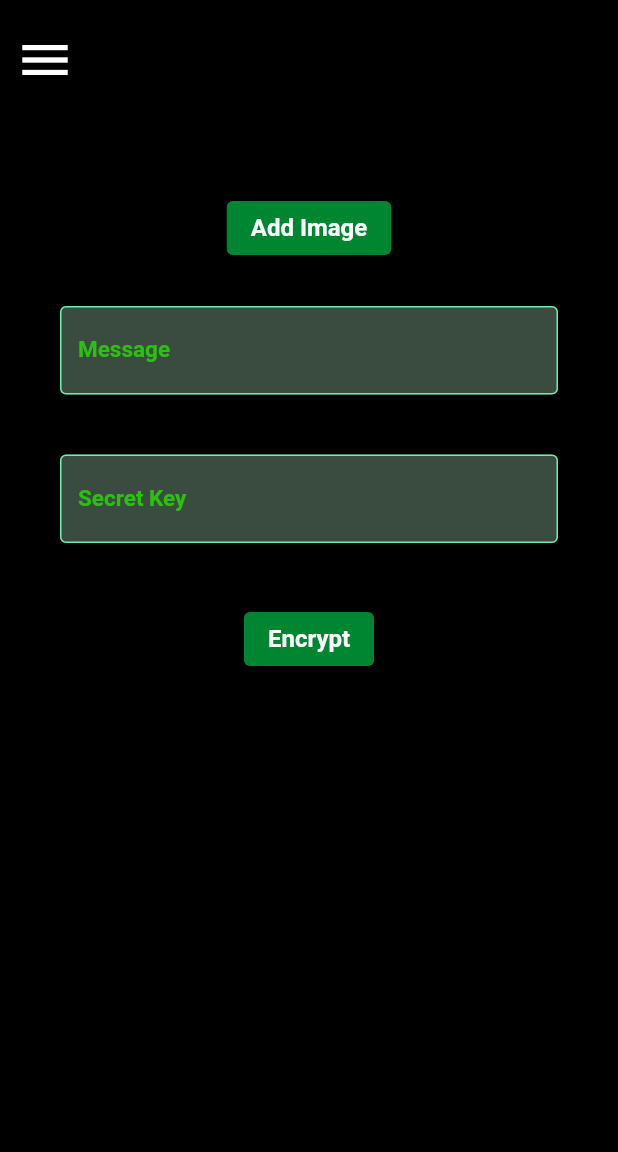
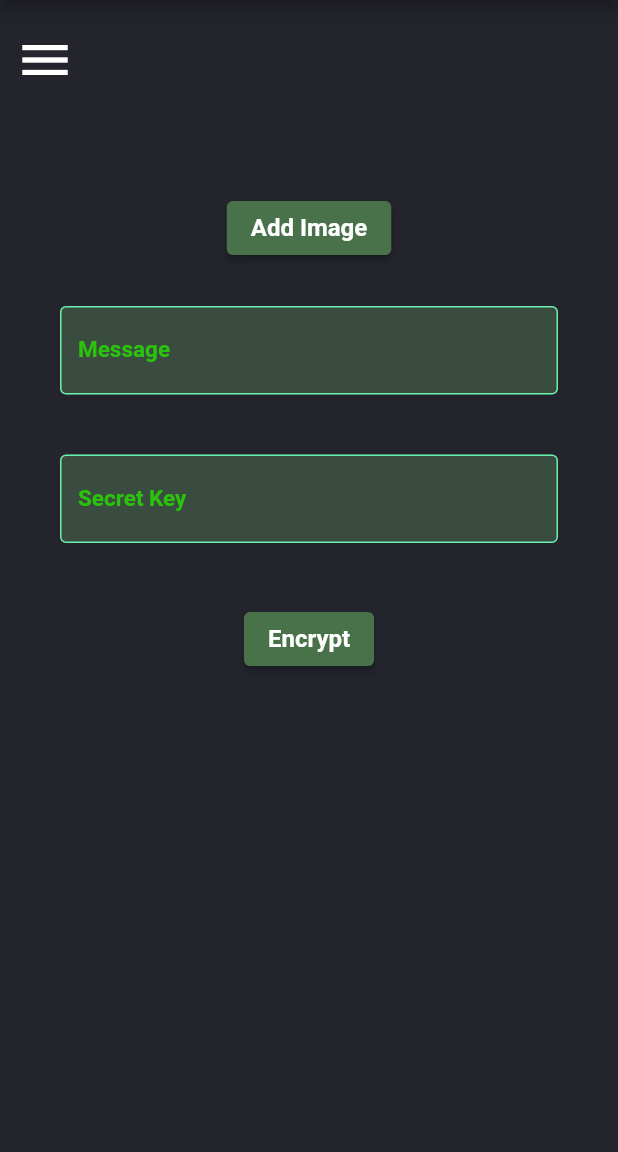
Before and after one commit to HimaFasmy/militTransfer1, a Flutter app: the SelectionPage screen opened directly, after a tap on "Encode", on a phone screen of 412 x 824 dp, the part 84-1236 px from its top. Run offline on Flutter 3.47's test engine with Material 2 defaults, Android fonts, the phone set to English and light mode, and no system bars; our stand-ins replace image_picker; Roboto replaces fonts that are missing (fira code).

Commit message:
commit user app

```diff
--- /dev/null
+++ b/User_App/milit_transfer/lib/colors/colors.dart
@@ -0,0 +1,11 @@
+import 'dart:ui';
+
+class AppColor {
+  static final Color backroundColor = const Color(0xFF23242C);
+  static final Color buttonTextColor = const Color(0xFFFFFFFF);
+  static final Color buttonColor = const Color(0xFF49724A);
+  static final Color textButton = const Color(0xff008631);
+
+  static final Color cursorColor = const Color(0xFF00FF00);
+  static final Color enabledBorderColor = const Color(0xFF5FE6A3);
+}
--- a/User_App/milit_transfer/lib/pages/aboutPage.dart
+++ b/User_App/milit_transfer/lib/pages/aboutPage.dart
@@ -1,4 +1,6 @@
 import 'package:flutter/material.dart';
+import 'package:milit_transfer/colors/colors.dart';
+import 'package:milit_transfer/font/font.dart';
 
 class AboutPage extends StatelessWidget {
   const AboutPage({Key? key}) : super(key: key);
@@ -6,7 +8,7 @@ class AboutPage extends StatelessWidget {
   @override
   Widget build(BuildContext context) {
     return Scaffold(
-      backgroundColor: Color(0xFF23242C),
+      backgroundColor: AppColor.backroundColor,
       appBar: AppBar(
         title: Text(
           'militTransfer',
--- a/User_App/milit_transfer/lib/pages/aboutPage1.dart
+++ b/User_App/milit_transfer/lib/pages/aboutPage1.dart
@@ -1,5 +1,15 @@
 import 'package:flutter/material.dart';
 import 'package:milit_transfer/pages/encode.dart';
+import 'package:milit_transfer/colors/colors.dart';
+import 'package:milit_transfer/font/font.dart';
+
+const font =
+    TextStyle(fontFamily: 'ErasBod', color: Colors.white, fontSize: 20);
+const appBarFont = TextStyle(
+    fontFamily: 'ErasBod',
+    fontSize: 30.0,
+    fontWeight: FontWeight.bold,
+    color: Colors.white);
 
 class SelectionPage extends StatefulWidget {
   const SelectionPage({Key? key}) : super(key: key);
@@ -16,48 +26,60 @@ class _SelectionPageState extends State<SelectionPage> {
       appBar: AppBar(
         title: Text(
           'militTransfer',
-          style: TextStyle(
-            fontFamily: 'ErasBod',
-            fontSize: 30.0,
-            fontWeight: FontWeight.bold,
-            color: Colors.white,
-          ),
+          style: appBarFont,
         ),
         centerTitle: true,
         backgroundColor: Colors.black, //should work with primary color
       ),
       body: SafeArea(
         child: SingleChildScrollView(
-          child: Column(
-            mainAxisAlignment: MainAxisAlignment.spaceAround,
-            children: [
-              Row(
+          child: Center(
+            child: Padding(
+              padding: const EdgeInsets.only(top: 150),
+              child: Column(
+                mainAxisAlignment: MainAxisAlignment.center,
                 children: [
-                  ElevatedButton(
-                    child: Reusable1(text: Text('Encode')),
-                    onPressed: () {
+                  GestureDetector(
+                    child: Reusable1(
+                      text: Text(
+                        'Encode',
+                        style: font,
+                      ),
+                    ),
+                    onTap: () {
                       Navigator.push(
                         context,
                         MaterialPageRoute(builder: (context) => encodePage()),
                       );
                     },
                   ),
-                  Reusable1(
-                    text: Text('Decode'),
+                  //SizedBox(width: 70, height: 40),
+                  GestureDetector(
+                    child: Reusable1(
+                      text: Text(
+                        'Decode',
+                        style: font,
+                      ),
+                    ),
+                    onTap: () {
+                      Navigator.push(
+                        context,
+                        MaterialPageRoute(builder: (context) => encodePage()),
+                      );
+                    },
+                  ),
+                  GestureDetector(
+                    onTap: () {},
+                    child: Reusable1(
+                      text: Text(
+                        'About',
+                        style: font,
+                      ),
+                    ),
                   ),
                 ],
               ),
-              Row(
-                children: [
-                  Reusable1(
-                    text: Text('About'),
-                  ),
-                  Reusable1(
-                    text: Text('Other'),
-                  ),
-                ],
-              )
-            ],
+            ),
           ),
         ),
       ),
@@ -72,11 +94,15 @@ class Reusable1 extends StatelessWidget {
   @override
   Widget build(BuildContext context) {
     return Container(
-      child: Center(child: text),
+      width: 120,
+      height: 120,
+      child: Center(
+        child: text,
+      ),
       margin: EdgeInsets.all(15.0),
       decoration: BoxDecoration(
         borderRadius: BorderRadius.circular(10),
-        color: Colors.red,
+        color: Color(0xFF49724A),
       ),
     );
   }
--- a/User_App/milit_transfer/lib/pages/encode.dart
+++ b/User_App/milit_transfer/lib/pages/encode.dart
@@ -2,6 +2,8 @@ import 'package:flutter/material.dart';
 import 'package:flutter/cupertino.dart';
 import 'package:image_picker/image_picker.dart';
 import 'dart:io';
+import 'package:milit_transfer/colors/colors.dart';
+import 'package:milit_transfer/font/font.dart';
 
 class encodePage extends StatefulWidget {
   const encodePage({Key? key}) : super(key: key);
@@ -11,6 +13,8 @@ class encodePage extends StatefulWidget {
 }
 
 class _encodePageState extends State<encodePage> {
+  static final TextStyle buttonFont1 = TextStyle(
+      fontFamily: 'fira code', fontWeight: FontWeight.w700, fontSize: 16);
   //static const platform = MethodChannel('samples.flutter.dev/militTransfer');
 
   ImagePicker picker = ImagePicker();
@@ -31,7 +35,7 @@ class _encodePageState extends State<encodePage> {
   @override
   Widget build(BuildContext context) {
     return Scaffold(
-      backgroundColor: Colors.black,
+      backgroundColor: AppColor.backroundColor,
       appBar: AppBar(
         title: Text(
           'militTransfer',
@@ -90,12 +94,9 @@ class _encodePageState extends State<encodePage> {
                 padding: EdgeInsets.symmetric(vertical: 8, horizontal: 140.0),
                 child: ElevatedButton(
                   style: ElevatedButton.styleFrom(
-                    backgroundColor: Color(0xff008631),
+                    backgroundColor: AppColor.buttonColor,
                     foregroundColor: Colors.white,
-                    textStyle: TextStyle(
-                        fontFamily: 'fira code',
-                        fontWeight: FontWeight.w700,
-                        fontSize: 16),
+                    textStyle: buttonFont1,
                   ),
                   onPressed: () async {
                     image = await picker.pickImage(source: ImageSource.gallery);
@@ -198,12 +199,9 @@ class _encodePageState extends State<encodePage> {
                     const EdgeInsets.symmetric(vertical: 30, horizontal: 140.0),
                 child: ElevatedButton(
                   style: ElevatedButton.styleFrom(
-                    backgroundColor: Color(0xff008631),
+                    backgroundColor: AppColor.buttonColor,
                     foregroundColor: Colors.white,
-                    textStyle: TextStyle(
-                        fontFamily: 'fira code',
-                        fontWeight: FontWeight.w700,
-                        fontSize: 16),
+                    textStyle: buttonFont1,
                   ),
                   onPressed: () {
                     // _image != null
```
Also changed, not shown: User_App/milit_transfer/lib/font/font.dart (added, +13 -0 lines), User_App/milit_transfer/lib/pages/coverPage.dart (+5 -14 lines), User_App/milit_transfer/lib/pages/loginPage.dart (+13 -7 lines), User_App/milit_transfer/lib/pages/selectionPage.dart (+70 -50 lines), User_App/milit_transfer/images/logo1.jpg (deleted).
